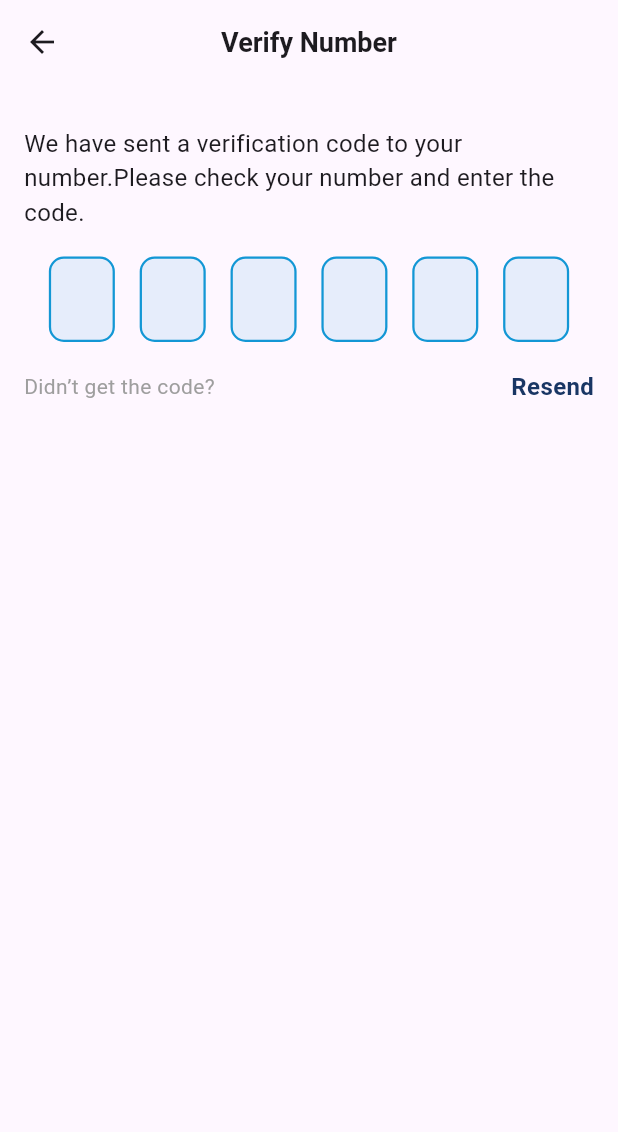
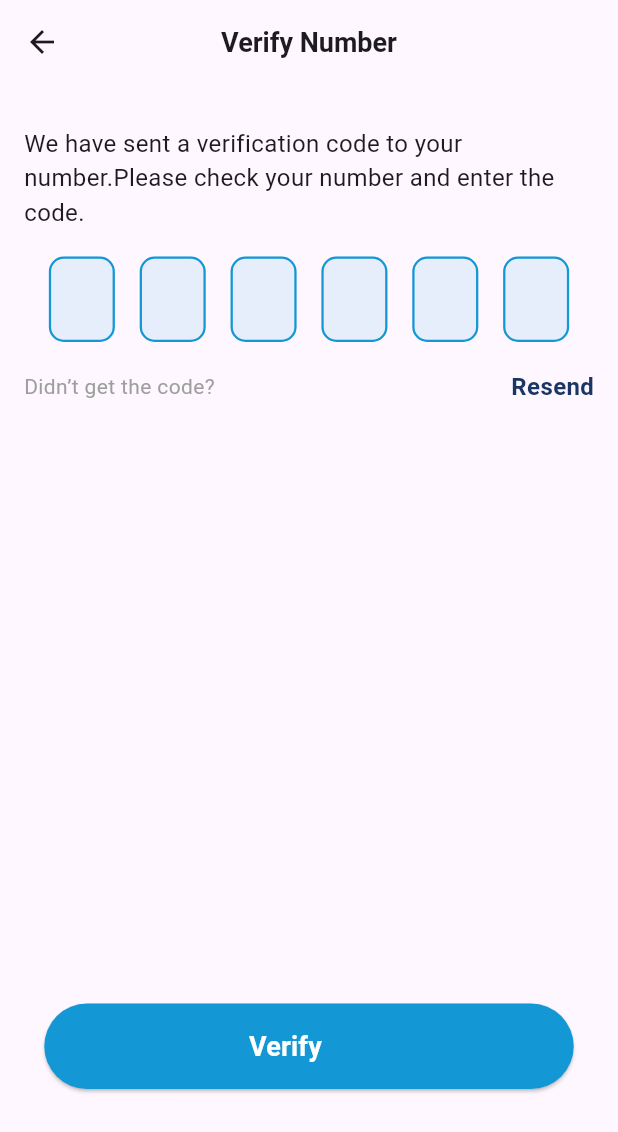
Before and after one commit to shahriasayad/bk_gas_shop_fontend_design, a Flutter app: the numVerifyingPage screen opened directly, on a phone screen of 412 x 824 dp. Shown: the top 1132 px of the screen. Run offline on Flutter 3.47's test engine with Material 3 defaults, Android fonts, the phone set to English and light mode, and no system bars.

Commit message:
button added

```diff
--- a/lib/signup_screens/verify_number.dart
+++ b/lib/signup_screens/verify_number.dart
@@ -1,4 +1,6 @@
+import 'package:bk_gas/custom_widgets/custom_button.dart';
 import 'package:bk_gas/custom_widgets/custom_textformfield_two.dart';
+import 'package:bk_gas/signup_screens/profile_page.dart';
 import 'package:flutter/material.dart';
 
 class numVerifyingPage extends StatefulWidget {
@@ -22,6 +24,7 @@ class _numVerifyingPageState extends State<numVerifyingPage> {
       body: Material(
         child: Padding(
           padding: const EdgeInsets.all(16.0),
+          child: SingleChildScrollView(
             child: Column(
               children: [
                 SizedBox(height: 12),
@@ -63,8 +66,22 @@ class _numVerifyingPageState extends State<numVerifyingPage> {
                       ),
                     )
                   ],
-              )
+                ),
+                SizedBox(height: 400),
+
+                CustomButton(
+                  buttonText: "Verify Number",
+                  onPressed: () {
+                    Navigator.push(
+                      context,
+                      MaterialPageRoute(
+                        builder: (context) => ProfilePage(),
+                      ),
+                    );
+                  },
+                ),
               ],
+            ),
           ),
         ),
       ),
```
Also changed, not shown: lib/signup_screens/profile_page.dart (added). Lines whose indentation alone changed are shown as unchanged.
